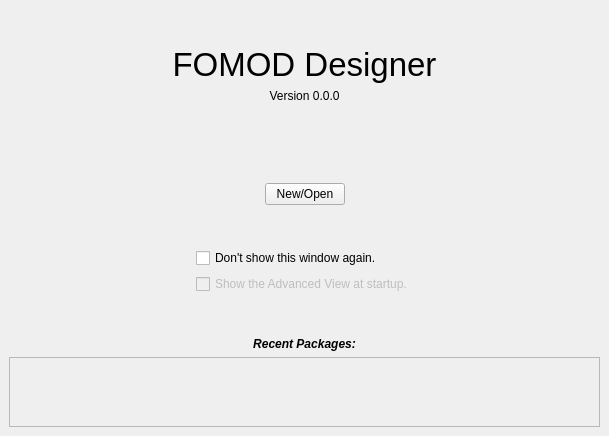
This is resources/templates/intro.ui in GandaG/fomod-designer as Qt 5 draws it before an edit. The edited form follows.
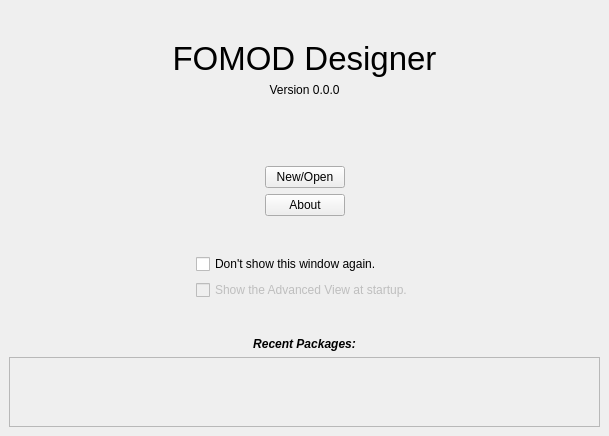
This is the edited form.

Commit message: Improved node names. Fixed intro window's recent files scroll area, should now have a max expansion. About window is now called through a staticmethod.

Diff of the .ui file:
```diff
--- a/resources/templates/intro.ui
+++ b/resources/templates/intro.ui
@@ -158,6 +158,43 @@
       </item>
      </layout>
     </item>
+    <item>
+     <layout class="QHBoxLayout" name="horizontalLayout_4">
+      <item>
+       <spacer name="horizontalSpacer_6">
+        <property name="orientation">
+         <enum>Qt::Horizontal</enum>
+        </property>
+        <property name="sizeHint" stdset="0">
+         <size>
+          <width>40</width>
+          <height>20</height>
+         </size>
+        </property>
+       </spacer>
+      </item>
+      <item>
+       <widget class="QPushButton" name="button_about">
+        <property name="text">
+         <string>About</string>
+        </property>
+       </widget>
+      </item>
+      <item>
+       <spacer name="horizontalSpacer_5">
+        <property name="orientation">
+         <enum>Qt::Horizontal</enum>
+        </property>
+        <property name="sizeHint" stdset="0">
+         <size>
+          <width>40</width>
+          <height>20</height>
+         </size>
+        </property>
+       </spacer>
+      </item>
+     </layout>
+    </item>
     <item>
      <spacer name="verticalSpacer_4">
       <property name="orientation">
```
Left out of the diff: 18 changed lines with no effect on the pictures. The commit also changes 3 other files.
